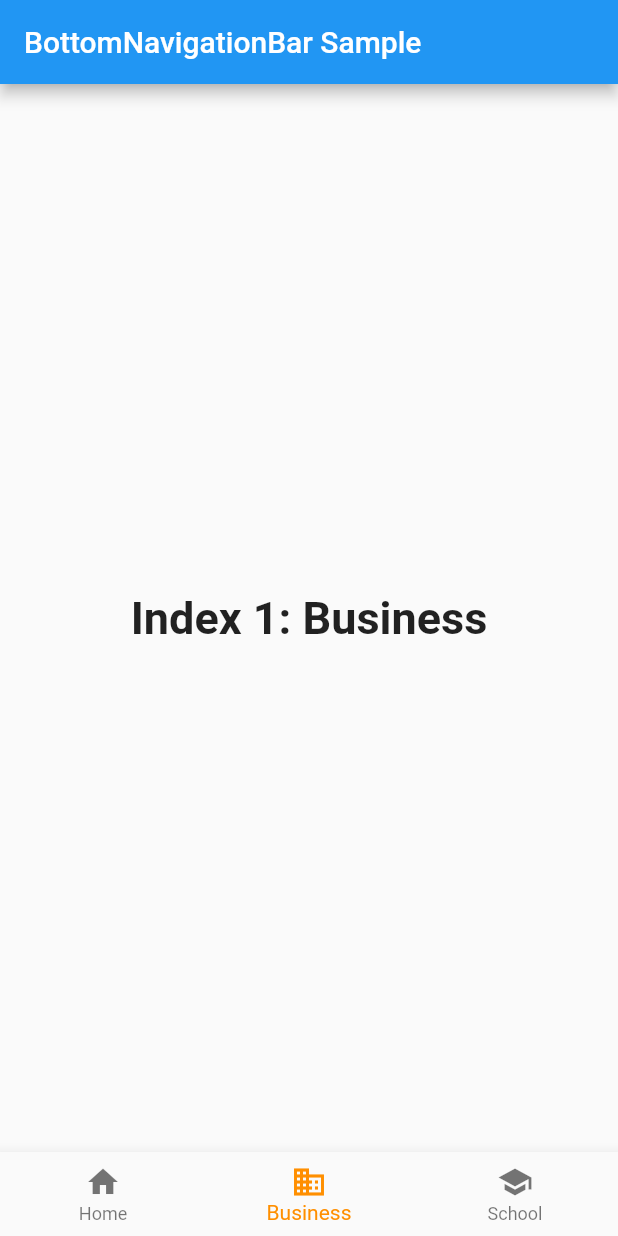
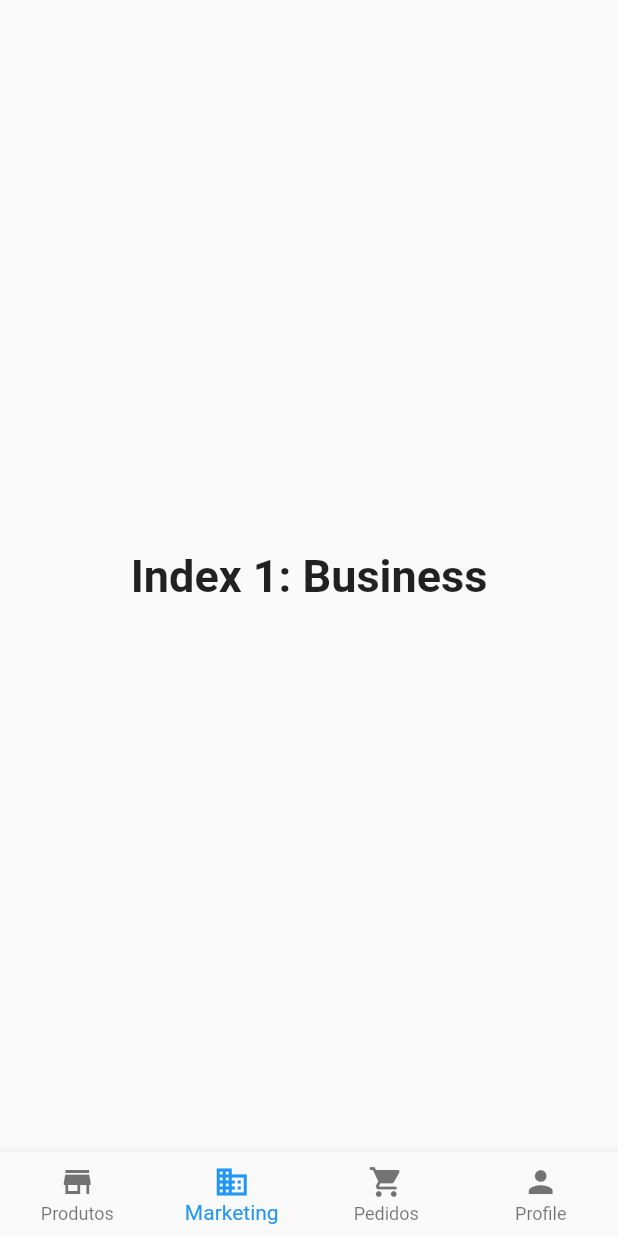
Before and after one commit to doguskysilva/storm-tech-app, a Flutter app: the screen it shows after launch, item 2 of the bottom bar chosen, on a phone screen of 412 x 824 dp. Run offline on Flutter 3.47's test engine with Material 2 defaults, Android fonts, the phone set to English and light mode, and no system bars.

Commit message:
limpa o arquivo main.dart

```diff
--- a/lib/main.dart
+++ b/lib/main.dart
@@ -1,4 +1,5 @@
 import 'package:flutter/material.dart';
+import 'package:mobileapp/screens/products/products_screen.dart';
 
 void main() {
   runApp(MyApp());
@@ -32,9 +33,13 @@ class _MyHomePageState extends State<MyHomePage> {
   static TextStyle optionStyle =
       TextStyle(fontSize: 30, fontWeight: FontWeight.bold);
   static List<Widget> _widgetOptions = <Widget>[
-    HomePage(),
+    ProductsScreen(),
     Text(
       'Index 1: Business',
+      style: optionStyle,
+    ),
+    Text(
+      'Index 2: School',
       style: optionStyle,
     ),
     Text(
@@ -49,69 +54,32 @@ class _MyHomePageState extends State<MyHomePage> {
     });
   }
 
-  void _incrementCounter() {
-    Navigator.push(context, MaterialPageRoute(builder: (context) => Details()));
-  }
-
   @override
   Widget build(BuildContext context) {
     return Scaffold(
-      appBar: AppBar(
-        title: const Text('BottomNavigationBar Sample'),
-      ),
       body: Center(
         child: _widgetOptions.elementAt(_selectedIndex),
       ),
       bottomNavigationBar: BottomNavigationBar(
+        type: BottomNavigationBarType.fixed,
         items: const <BottomNavigationBarItem>[
           BottomNavigationBarItem(
-            icon: Icon(Icons.home),
-            label: 'Home',
+            icon: Icon(Icons.store),
+            label: 'Produtos',
           ),
           BottomNavigationBarItem(
             icon: Icon(Icons.business),
-            label: 'Business',
+            label: 'Marketing',
           ),
           BottomNavigationBarItem(
-            icon: Icon(Icons.school),
-            label: 'School',
+            icon: Icon(Icons.shopping_cart),
+            label: 'Pedidos',
           ),
+          BottomNavigationBarItem(icon: Icon(Icons.person), label: 'Profile')
         ],
         currentIndex: _selectedIndex,
-        selectedItemColor: Colors.amber[800],
         onTap: _onItemTapped,
       ),
     );
   }
 }
-
-class HomePage extends StatelessWidget {
-  @override
-  Widget build(BuildContext context) {
-    return Center(
-      child: ElevatedButton(
-        onPressed: () {
-          Navigator.push(
-              context, MaterialPageRoute(builder: (context) => Details()));
-        },
-        child: Text('Go to'),
-      ),
-    );
-  }
-}
-
-class Details extends StatelessWidget {
-  @override
-  Widget build(BuildContext context) {
-    return Scaffold(
-      body: Center(
-        child: ElevatedButton(
-          onPressed: () {
-            Navigator.pop(context);
-          },
-          child: Text('Return to List'),
-        ),
-      ),
-    );
-  }
-}
```
Also changed, not shown: lib/components/bottom_navigation.dart (added, +17 -0 lines), lib/app.dart (added).
